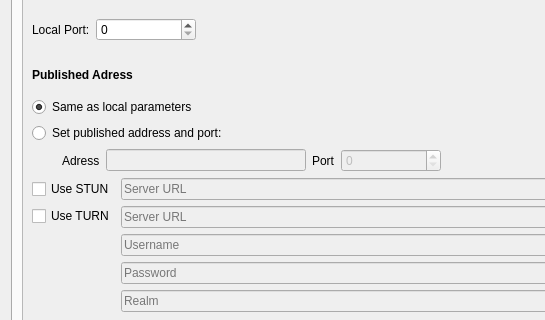
Old version of the form accountdetails.ui in the repository savoirfairelinux/jami-client-windows; both pictures show x 0 to 545 and y 158 to 478 of the 788 by 720 pixel window.
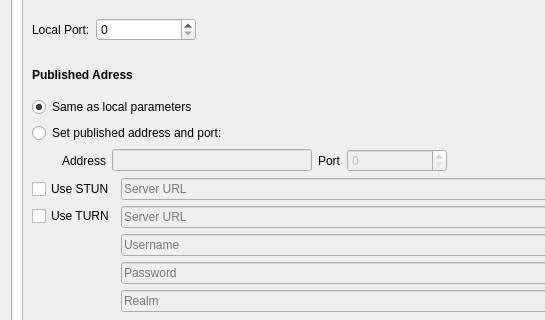
New version of the form. The open tabs and pages were chosen to show the change. Icons and pictures are not drawn.

Diff of the .ui file:
```diff
--- a/accountdetails.ui
+++ b/accountdetails.ui
@@ -641,7 +641,7 @@
           <property name="geometry">
            <rect>
             <x>0</x>
-            <y>-40</y>
+            <y>0</y>
             <width>733</width>
             <height>685</height>
            </rect>
@@ -799,7 +799,7 @@
                <item>
                 <widget class="QLabel" name="label_12">
                  <property name="text">
-                  <string>Adress</string>
+                  <string>Address</string>
                  </property>
                  <property name="buddy">
                   <cstring>lrcfg_publishedAddress</cstring>
```
Left out of the diff: 2 changed lines with no effect on the pictures.
